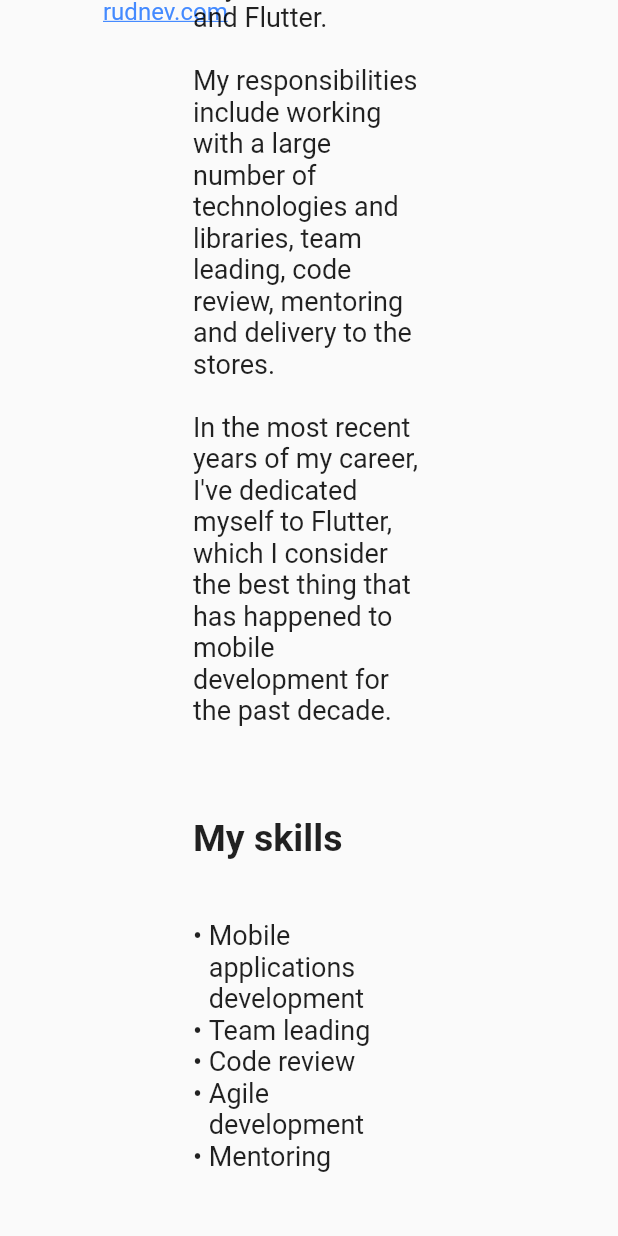
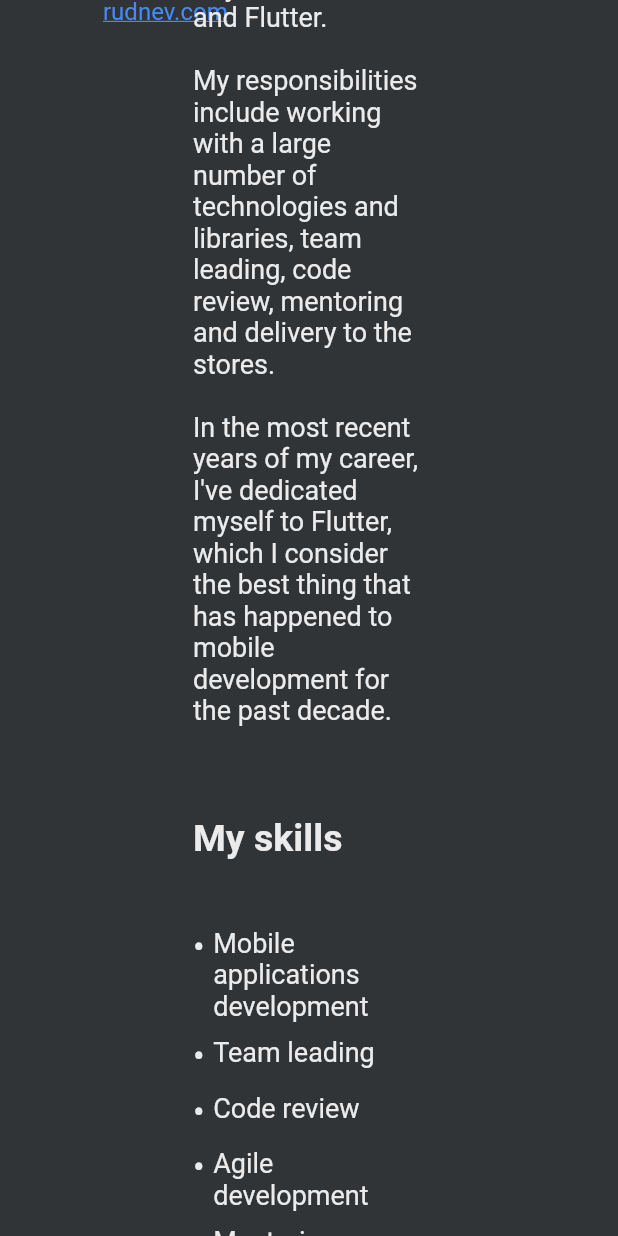
Before and after one commit to RockinPaul/rockinpaul.github.io, a Flutter app: the screen it shows after launch, scrolled down 576 dp, on a phone screen of 412 x 824 dp. Run offline on Flutter 3.47's test engine with Material 2 defaults, Android fonts, the light colour scheme and no system bars; drawn by our look-alikes of flutter_linkify; our stand-ins replace auto_size_text, google_fonts.

Commit message:
Layout update.

```diff
--- a/lib/main.dart
+++ b/lib/main.dart
@@ -47,6 +47,7 @@ class _MyHomePageState extends State<MyHomePage> {
       // appBar: AppBar(
       //   title: Text(widget.title),
       // ),
+      backgroundColor: Color(0xff303437),
       body: SingleChildScrollView(
         child: Padding(
           padding: EdgeInsets.fromLTRB(
@@ -74,6 +75,7 @@ class _MyHomePageState extends State<MyHomePage> {
                             style: GoogleFonts.encodeSansSemiExpanded(
                               fontSize: 30.0,
                               fontWeight: FontWeight.w700,
+                              color: Color(0xffebebec),
                             ),
                           ),
                           SizedBox(height: 10.0),
@@ -82,6 +84,7 @@ class _MyHomePageState extends State<MyHomePage> {
                             style: GoogleFonts.encodeSansSemiExpanded(
                               fontSize: 25.0,
                               fontWeight: FontWeight.w700,
+                              color: Color(0xffebebec),
                             ),
                           ),
                           SizedBox(height: 15.0),
@@ -90,6 +93,7 @@ class _MyHomePageState extends State<MyHomePage> {
                             style: GoogleFonts.encodeSansSemiExpanded(
                               fontSize: 18.0,
                               fontWeight: FontWeight.w700,
+                              color: Color(0xffebebec),
                             ),
                           ),
                           SizedBox(height: 60.0),
@@ -161,7 +165,10 @@ class _MyHomePageState extends State<MyHomePage> {
                 ),
                 child: Text(
                   "I'm a mobile developer with 7 years of experience creating mobile applications using Objective-C, Swift, and Flutter.\n\nMy responsibilities include working with a large number of technologies and libraries, team leading, code review, mentoring and delivery to the stores.\n\nIn the most recent years of my career, I've dedicated myself to Flutter, which I consider the best thing that has happened to mobile development for the past decade.",
-                  style: GoogleFonts.encodeSansSemiExpanded(fontSize: 18.0),
+                  style: GoogleFonts.encodeSansSemiExpanded(
+                    fontSize: 18.0,
+                    color: Color(0xffebebec),
+                  ),
                 ),
               ),
               Container(
@@ -176,6 +183,7 @@ class _MyHomePageState extends State<MyHomePage> {
                   style: GoogleFonts.encodeSansSemiExpanded(
                     fontSize: 25.0,
                     fontWeight: FontWeight.w700,
+                    color: Color(0xffebebec),
                   ),
                 ),
               ),
@@ -188,28 +196,10 @@ class _MyHomePageState extends State<MyHomePage> {
                 child: Row(
                   children: [
                     Expanded(
-                      child: Column(
-                          children: LineSplitter.split(
-                        'Mobile applications development\nTeam leading\nCode review\nAgile development\nMentoring',
-                      ).map((o) {
-                        return Row(
-                          crossAxisAlignment: CrossAxisAlignment.start,
-                          children: <Widget>[
-                            Text(
-                              "• ",
-                              style: TextStyle(fontSize: 18.0),
-                            ),
-                            Expanded(
-                              child: Text(
-                                o,
-                                style: GoogleFonts.encodeSansSemiExpanded(
-                                  fontSize: 18.0,
-                                ),
-                              ),
-                            ),
-                          ],
-                        );
-                      }).toList()),
+                      child: BulletedList(
+                        stringToSplit:
+                            'Mobile applications development\nTeam leading\nCode review\nAgile development\nMentoring',
+                      ),
                     ),
                   ],
                 ),
@@ -221,3 +211,47 @@ class _MyHomePageState extends State<MyHomePage> {
     );
   }
 }
+
+class BulletedList extends StatelessWidget {
+  // String divided by \n.
+  // For example: 'Team leading\nCode review\nAgile development\nMentoring'
+  final String stringToSplit;
+
+  const BulletedList({
+    Key? key,
+    required this.stringToSplit,
+  }) : super(key: key);
+
+  @override
+  Widget build(BuildContext context) {
+    return Column(
+        children: LineSplitter.split(
+      stringToSplit,
+    ).map((o) {
+      return Padding(
+        padding: const EdgeInsets.only(top: 5.0, bottom: 5.0),
+        child: Row(
+          crossAxisAlignment: CrossAxisAlignment.start,
+          children: <Widget>[
+            Text(
+              "• ",
+              style: TextStyle(
+                fontSize: 23.0,
+                color: Color(0xffebebec),
+              ),
+            ),
+            Expanded(
+              child: Text(
+                o,
+                style: GoogleFonts.encodeSansSemiExpanded(
+                  fontSize: 18.0,
+                  color: Color(0xffebebec),
+                ),
+              ),
+            ),
+          ],
+        ),
+      );
+    }).toList());
+  }
+}
```
